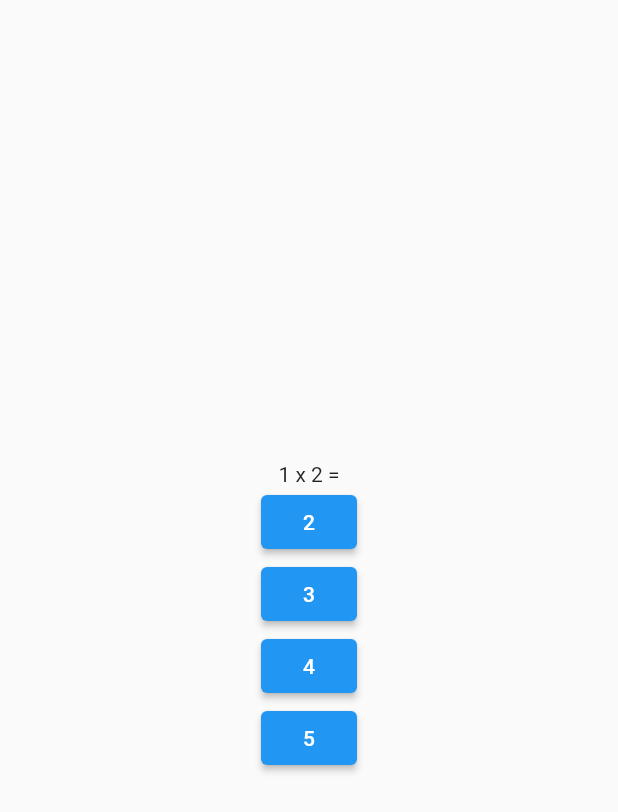
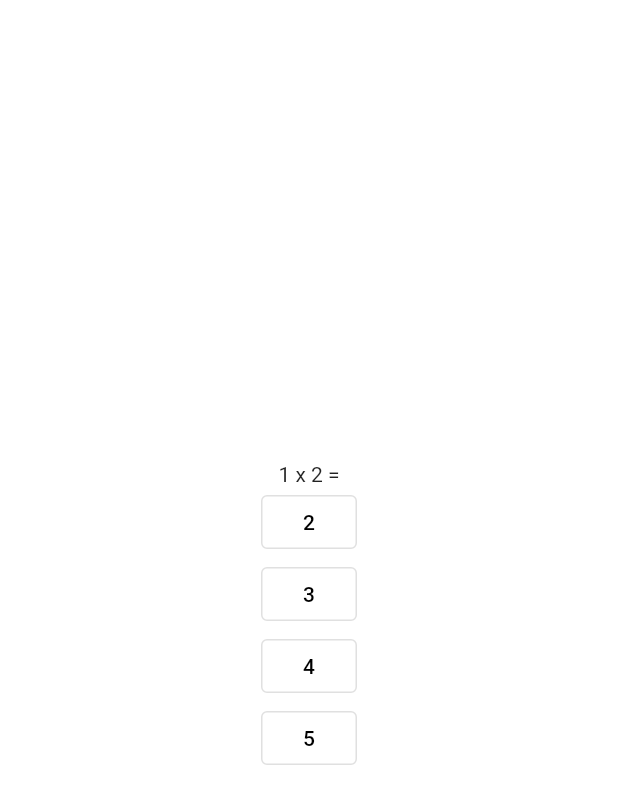
Before and after one commit to umutcanargun/02-11-2023, a Flutter app: the QuestionScreen screen opened directly, on a phone screen of 412 x 824 dp. Shown: the top 812 px of the screen. Run offline on Flutter 3.47's test engine with Material 2 defaults, Android fonts, the phone set to English and light mode, and no system bars.

Commit message:
Update main.dart

```diff
--- a/flutter_application_3/lib/main.dart
+++ b/flutter_application_3/lib/main.dart
@@ -87,18 +87,21 @@ class _QuestionState extends State<QuestionScreen> {
   @override
   Widget build(BuildContext context) {
     return Scaffold(
+      backgroundColor: Colors.white,
       body: Center(
         child: Column(mainAxisAlignment: MainAxisAlignment.center, children: [
           Text(questions[initialQuestionIndex].question),
           ...questions[initialQuestionIndex].options.map((answer) {
-            return ElevatedButton(
+            return OutlinedButton(
                 onPressed: () {
                   checkAnswer(answer);
                 },
                 child: Text(
                   answer,
                   textAlign: TextAlign.center,
-                  style: const TextStyle(color: Colors.white),
+                  style: const TextStyle(
+                      backgroundColor: Color.fromARGB(255, 255, 255, 255),
+                      color: Colors.black),
                 ));
           })
         ]),
```
